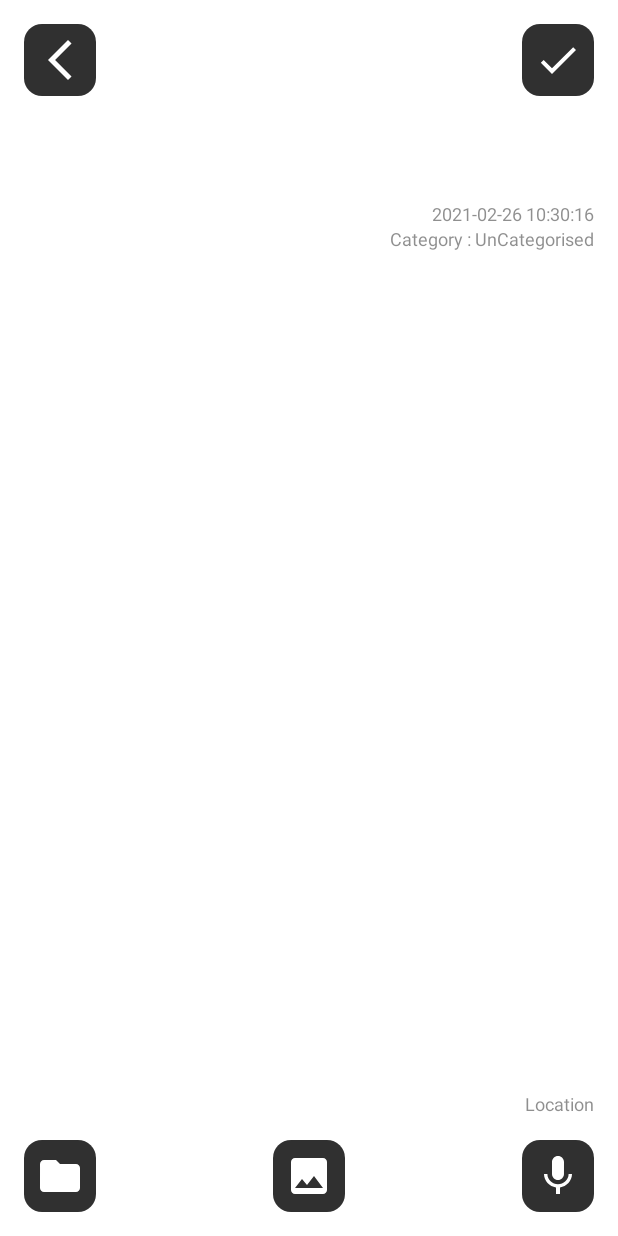
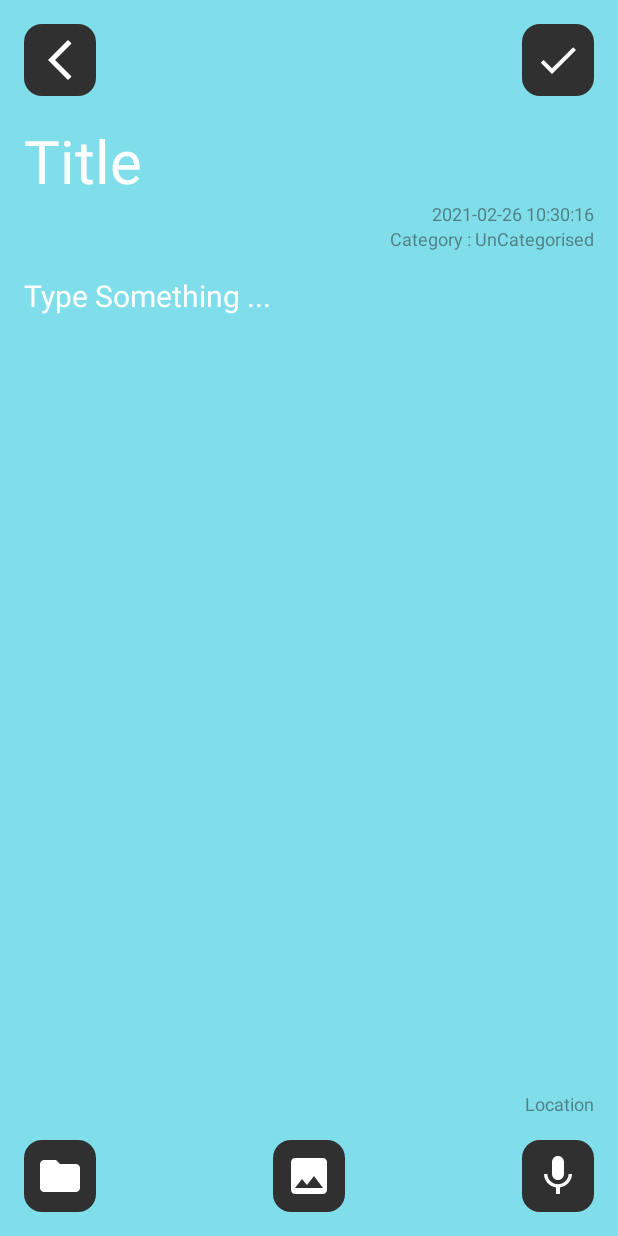
Before and after one commit to nency-shobhashana/note_codeBrewer_android, an Android app: the NoteActivity screen opened directly, with no data from a screen before it, on a phone screen of 412 x 824 dp. Run offline under Robolectric (Android 15) with nearby library versions, the phone set to English and light mode, and no system bars; our stand-ins replace Room's generated code.

Commit message:
add button change and added random background for new notes

```diff
--- a/app/src/main/java/com/nency/note/detail/NoteActivity.java
+++ b/app/src/main/java/com/nency/note/detail/NoteActivity.java
@@ -6,7 +6,6 @@ import android.net.Uri;
 import android.os.Bundle;
 import android.text.TextUtils;
 import android.view.View;
-import android.widget.Button;
 import android.widget.EditText;
 import android.widget.ImageView;
 import android.widget.TextView;
@@ -22,12 +21,14 @@ import com.nency.note.room.Converter;
 import com.nency.note.room.Note;
 import com.nency.note.room.NoteRoomDatabase;
 import com.nency.note.room.NoteWithCategory;
+import com.nency.note.utils.ColorUtils;
 
 import java.text.SimpleDateFormat;
 import java.util.ArrayList;
 import java.util.Calendar;
 import java.util.List;
 import java.util.Locale;
+import java.util.Random;
 
 public class NoteActivity extends AppCompatActivity implements OnCategorySelectListener {
 
@@ -50,7 +51,7 @@ public class NoteActivity extends AppCompatActivity implements OnCategorySelectL
 
     private Category category;
 
-    private int color=0;
+    private int color = 0;
 
     @Override
     protected void onCreate(Bundle savedInstanceState) {
@@ -58,7 +59,8 @@ public class NoteActivity extends AppCompatActivity implements OnCategorySelectL
         setContentView(R.layout.activity_note);
 
         noteId = getIntent().getIntExtra("NoteId", -1);
-        color = getIntent().getIntExtra("Color", -1);
+        color = getIntent().getIntExtra("Color", ColorUtils.getColor(this,
+                new Random().nextInt(6)));
         // Room db
         noteRoomDatabase = noteRoomDatabase.getInstance(this);
 
@@ -91,12 +93,12 @@ public class NoteActivity extends AppCompatActivity implements OnCategorySelectL
             initLocation();
             createOrSetUnCategorised();
         }
-        txtCategory.setText("Category : " +category.getName());
+        txtCategory.setText("Category : " + category.getName());
     }
 
     private void createOrSetUnCategorised() {
         category = noteRoomDatabase.CategoryDao().getUnCategorised();
-        if(category == null) {
+        if (category == null) {
             category = new Category("UnCategorised", 0);
             noteRoomDatabase.CategoryDao().insertCategory(category);
             category = noteRoomDatabase.CategoryDao().getUnCategorised();
@@ -167,7 +169,7 @@ public class NoteActivity extends AppCompatActivity implements OnCategorySelectL
 
         if (locationHandler.hasLocationPermission(this)) {
             Location loc = locationHandler.startUpdateLocation(this);
-            if(loc != null) {
+            if (loc != null) {
                 updateLocation(loc);
             }
         } else {
@@ -182,7 +184,7 @@ public class NoteActivity extends AppCompatActivity implements OnCategorySelectL
         if (LOCATION_REQUEST == requestCode) {
             if (locationHandler.hasLocationPermission(this)) {
                 Location loc = locationHandler.startUpdateLocation(this);
-                if(loc != null) {
+                if (loc != null) {
                     updateLocation(loc);
                 }
             }
@@ -200,7 +202,7 @@ public class NoteActivity extends AppCompatActivity implements OnCategorySelectL
     @Override
     public void onCategorySelected(Category category) {
         this.category = category;
-        txtCategory.setText("Category : " +category.getName());
+        txtCategory.setText("Category : " + category.getName());
     }
 
     private void updateNote() {
--- a/app/src/main/res/layout/activity_main.xml
+++ b/app/src/main/res/layout/activity_main.xml
@@ -24,8 +24,6 @@
                 android:text="Notes"
                 android:textColor="@color/text_color_white"
                 android:textSize="@dimen/txt_h1" />
-
-
 
             <ImageView
                 android:id="@+id/appFilter"
@@ -79,6 +77,7 @@
         android:layout_gravity="bottom|end"
         android:layout_margin="@dimen/fab_margin"
         app:rippleColor="#FFFFFF"
-        app:srcCompat="@drawable/ic_baseline_note_add_24" />
+        android:scaleType="centerCrop"
+        app:srcCompat="@drawable/ic_add" />
 
 </androidx.coordinatorlayout.widget.CoordinatorLayout>
--- a/app/src/main/res/values/colors.xml
+++ b/app/src/main/res/values/colors.xml
@@ -2,7 +2,7 @@
 <resources>
     <color name="colorPrimary">#202020</color>
     <color name="colorPrimaryDark">#050505</color>
-    <color name="colorAccent">#03DAC5</color>
+    <color name="colorAccent">#03A9F4</color>
     <color name="black">#000000</color>
 
     <color name="button_bg">#303030</color>
```
Also changed, not shown: app/src/main/res/drawable/ic_add.xml (added, +9 -0 lines).
